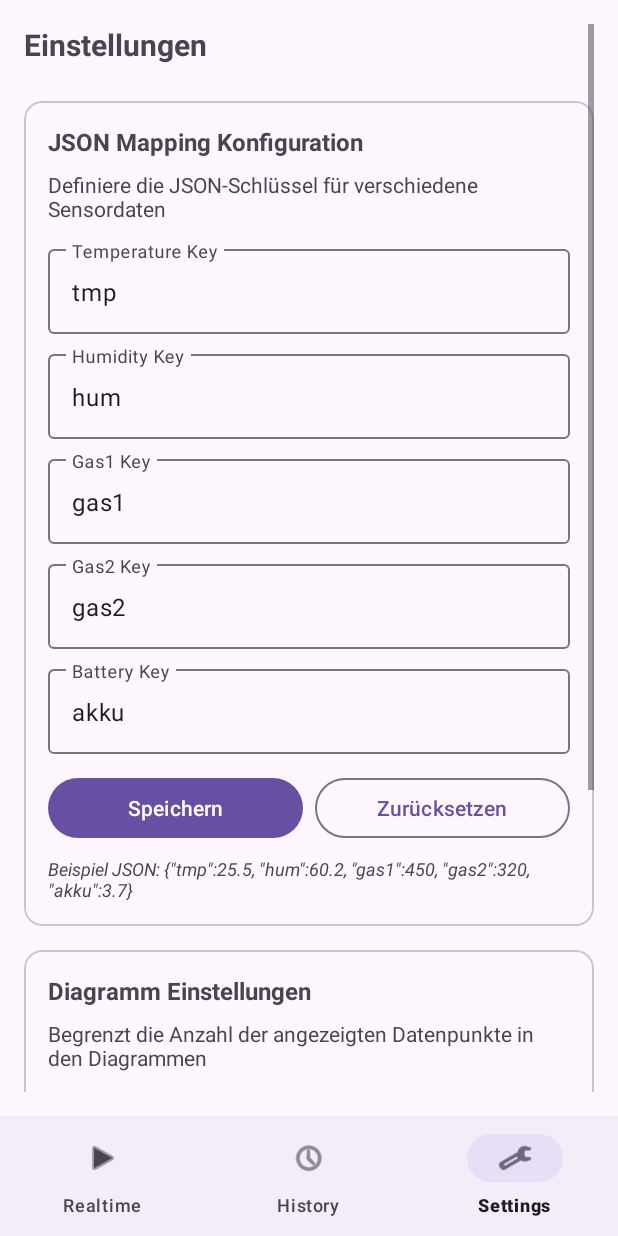
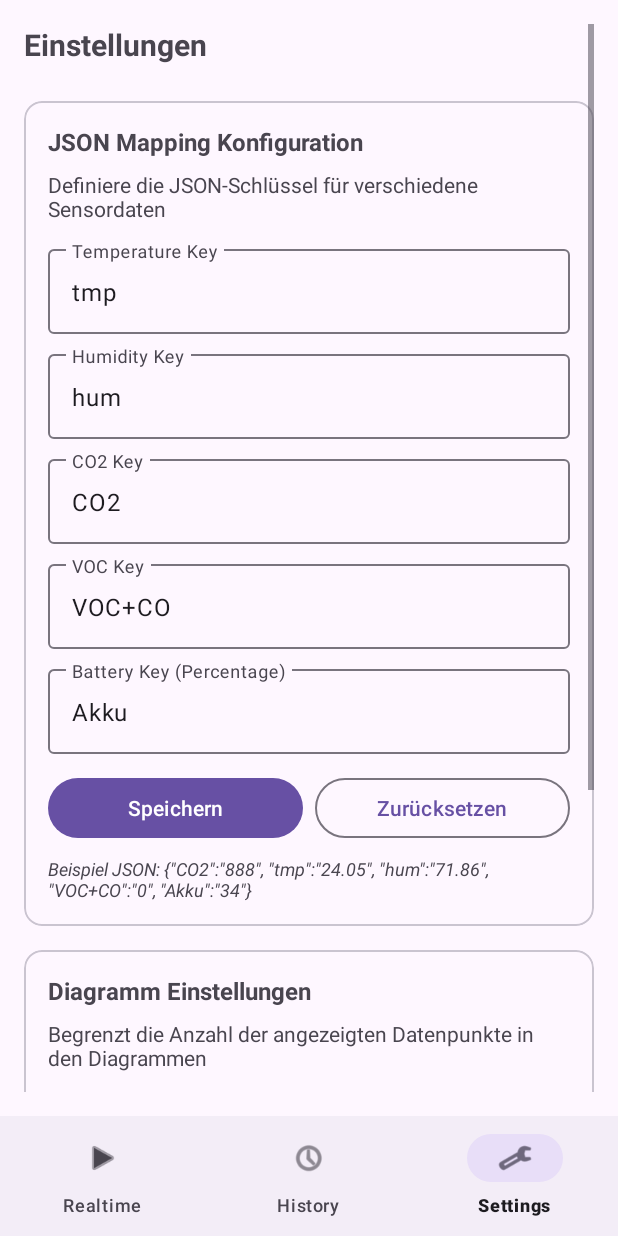
Before and after one commit to callmewire/AirScout32, an Android app: the screen it shows after launch (MainActivity), item 3 of the bottom bar chosen, on a phone screen of 412 x 824 dp. Run offline under Robolectric (Android 15) with nearby library versions, the phone set to English and light mode, and no system bars; our stand-ins replace Room's generated code; libraries missing offline, so code that uses them is left out: com.github.mikephil.charting; 36 statements that could not run were skipped.

Commit message:
added better battery user experience and changed input json

```diff
--- a/app/src/main/AndroidManifest.xml
+++ b/app/src/main/AndroidManifest.xml
@@ -9,6 +9,8 @@
     <uses-permission android:name="android.permission.ACCESS_COARSE_LOCATION" />
     <uses-permission android:name="android.permission.WRITE_EXTERNAL_STORAGE" />
     <uses-permission android:name="android.permission.READ_EXTERNAL_STORAGE" />
+    <uses-permission android:name="android.permission.POST_NOTIFICATIONS" />
+    <uses-permission android:name="android.permission.VIBRATE" />
 
     <uses-feature
         android:name="android.hardware.bluetooth"
--- a/app/src/main/java/com/airscout/airscout32/data/AirSensorData.kt
+++ b/app/src/main/java/com/airscout/airscout32/data/AirSensorData.kt
@@ -24,7 +24,7 @@ data class AirSensorData(
 
     companion object {
         fun csvHeader(): String {
-            return "Timestamp,Temperature,Humidity,Gas1,Gas2,Battery"
+            return "Timestamp,Temperature,Humidity,CO2,VOC,Battery"
         }
     }
 }
--- a/app/src/main/java/com/airscout/airscout32/fragments/RealtimeFragment.kt
+++ b/app/src/main/java/com/airscout/airscout32/fragments/RealtimeFragment.kt
@@ -1,9 +1,13 @@
 package com.airscout.airscout32.fragments
 
 import android.Manifest
+import android.app.NotificationChannel
+import android.app.NotificationManager
 import android.bluetooth.BluetoothDevice
+import android.content.Context
 import android.content.pm.PackageManager
 import android.graphics.Color
+import android.os.Build
 import android.os.Bundle
 import android.util.Log
 import android.view.LayoutInflater
@@ -11,9 +15,12 @@ import android.view.View
 import android.view.ViewGroup
 import android.widget.Toast
 import androidx.core.app.ActivityCompat
+import androidx.core.app.NotificationCompat
+import androidx.core.app.NotificationManagerCompat
 import androidx.fragment.app.Fragment
 import androidx.lifecycle.ViewModelProvider
 import androidx.lifecycle.lifecycleScope
+import com.airscout.airscout32.R
 import com.airscout.airscout32.databinding.FragmentRealtimeBinding
 import com.airscout.airscout32.viewmodel.AirDataViewModel
 import com.github.mikephil.charting.components.XAxis
@@ -33,9 +40,15 @@ class RealtimeFragment : Fragment() {
     private lateinit var viewModel: AirDataViewModel
     private val temperatureEntries = mutableListOf<Entry>()
     private val humidityEntries = mutableListOf<Entry>()
-    private val gas1Entries = mutableListOf<Entry>()
-    private val batteryEntries = mutableListOf<Entry>()
+    private val co2Entries = mutableListOf<Entry>()
+    private val vocEntries = mutableListOf<Entry>()
     private var sessionStartTime: Long = 0
+
+    // Battery notification
+    private var lastBatteryLevel = 100f
+    private var lowBatteryNotificationShown = false
+    private val CHANNEL_ID = "battery_alerts"
+    private val NOTIFICATION_ID = 1001
 
     override fun onCreateView(inflater: LayoutInflater, container: ViewGroup?, savedInstanceState: Bundle?): View {
         _binding = FragmentRealtimeBinding.inflate(inflater, container, false)
@@ -47,6 +60,7 @@ class RealtimeFragment : Fragment() {
 
         viewModel = ViewModelProvider(requireActivity())[AirDataViewModel::class.java]
 
+        createNotificationChannel()
         setupCharts()
         setupBluetoothButton()
         setupActionButtons()
@@ -80,8 +94,8 @@ class RealtimeFragment : Fragment() {
             legend.textColor = Color.WHITE
         }
 
-        // Gas1 Chart
-        binding.gas1Chart.apply {
+        // Gas1 Chart (CO2)
+        binding.co2Chart.apply {
             description.isEnabled = false
             setTouchEnabled(true)
             setDragEnabled(true)
@@ -93,8 +107,8 @@ class RealtimeFragment : Fragment() {
             legend.textColor = Color.WHITE
         }
 
-        // Battery Chart
-        binding.batteryChart.apply {
+        // VOC Chart
+        binding.vocChart.apply {
             description.isEnabled = false
             setTouchEnabled(true)
             setDragEnabled(true)
@@ -269,27 +283,32 @@ class RealtimeFragment : Fragment() {
     private fun updateCurrentValues(data: com.airscout.airscout32.data.AirSensorData) {
         binding.currentTemperature.text = "${String.format("%.1f", data.temperature)}°C"
         binding.currentHumidity.text = "${String.format("%.1f", data.humidity)}%"
-        binding.currentGas1.text = String.format("%.0f", data.gas1)
-        binding.currentBattery.text = "${String.format("%.2f", data.battery)}V"
+        binding.currentGas1.text = "${String.format("%.0f", data.gas1)} ppm"
+        binding.currentGas2.text = "${String.format("%.0f", data.gas2)} ppm"
+
+        // Update battery indicator and check for low battery
+        val batteryLevel = data.battery.toFloat()
+        binding.batteryIndicator.setBatteryLevel(batteryLevel)
+        checkBatteryLevel(batteryLevel)
     }
 
     private fun updateCharts(dataList: List<com.airscout.airscout32.data.AirSensorData>) {
         temperatureEntries.clear()
         humidityEntries.clear()
-        gas1Entries.clear()
-        batteryEntries.clear()
+        co2Entries.clear()
+        vocEntries.clear()
 
         dataList.forEachIndexed { index, data ->
             temperatureEntries.add(Entry(index.toFloat(), data.temperature.toFloat()))
             humidityEntries.add(Entry(index.toFloat(), data.humidity.toFloat()))
-            gas1Entries.add(Entry(index.toFloat(), data.gas1.toFloat()))
-            batteryEntries.add(Entry(index.toFloat(), data.battery.toFloat()))
+            co2Entries.add(Entry(index.toFloat(), data.gas1.toFloat()))
+            vocEntries.add(Entry(index.toFloat(), data.gas2.toFloat()))
         }
 
-        updateChart(binding.temperatureChart, temperatureEntries, "Temperature", Color.RED)
-        updateChart(binding.humidityChart, humidityEntries, "Humidity", Color.BLUE)
-        updateChart(binding.gas1Chart, gas1Entries, "Gas1", Color.GREEN)
-        updateChart(binding.batteryChart, batteryEntries, "Battery", Color.MAGENTA)
+        updateChart(binding.temperatureChart, temperatureEntries, "Temperature (°C)", Color.RED)
+        updateChart(binding.humidityChart, humidityEntries, "Humidity (%)", Color.BLUE)
+        updateChart(binding.co2Chart, co2Entries, "CO2 (ppm)", Color.GREEN)
+        updateChart(binding.vocChart, vocEntries, "VOC (ppm)", Color.YELLOW)
     }
 
     private fun updateChart(chart: com.github.mikephil.charting.charts.LineChart, entries: List<Entry>, label: String, color: Int) {
@@ -307,6 +326,92 @@ class RealtimeFragment : Fragment() {
         chart.invalidate()
     }
 
+    private fun createNotificationChannel() {
+        if (Build.VERSION.SDK_INT >= Build.VERSION_CODES.O) {
+            val name = "Battery Alerts"
+            val descriptionText = "Notifications for low battery levels on measurement device"
+            val importance = NotificationManager.IMPORTANCE_HIGH
+            val channel = NotificationChannel(CHANNEL_ID, name, importance).apply {
+                description = descriptionText
+                enableVibration(true)
+                enableLights(true)
+                lightColor = Color.RED
+                setSound(null, null) // Use default notification sound
+                setShowBadge(true)
+                lockscreenVisibility = NotificationCompat.VISIBILITY_PUBLIC
+            }
+
+            val notificationManager: NotificationManager =
+                requireContext().getSystemService(Context.NOTIFICATION_SERVICE) as NotificationManager
+            notificationManager.createNotificationChannel(channel)
+        }
+    }
+
+    private fun checkBatteryLevel(currentLevel: Float) {
+        // Check if battery dropped to 20% or below
+        if (currentLevel <= 20f && lastBatteryLevel > 20f && !lowBatteryNotificationShown) {
+            Log.w("RealtimeFragment", "Battery level critical: ${currentLevel}% (was ${lastBatteryLevel}%)")
+            showLowBatteryAlert(currentLevel)
+            showLowBatteryNotification(currentLevel)
+            lowBatteryNotificationShown = true
+        }
+
+        // Reset notification flag if battery goes above 25% (hysteresis)
+        if (currentLevel > 25f && lowBatteryNotificationShown) {
+            Log.i("RealtimeFragment", "Battery level recovered: ${currentLevel}% - notifications re-enabled")
+            lowBatteryNotificationShown = false
+        }
+
+        lastBatteryLevel = currentLevel
+    }
+
+    private fun showLowBatteryAlert(batteryLevel: Float) {
+        androidx.appcompat.app.AlertDialog.Builder(requireContext())
+            .setTitle("⚠️ Low Battery Warning")
+            .setMessage("Warning! The measurement device battery has dropped to ${batteryLevel.toInt()}%.\n\nPlease charge the device soon to avoid data loss.")
+            .setPositiveButton("OK") { dialog, _ ->
+                dialog.dismiss()
+            }
+            .setNegativeButton("Disable Notifications") { dialog, _ ->
+                lowBatteryNotificationShown = true // Disable further notifications for this session
+                dialog.dismiss()
+            }
+            .setCancelable(true)
+            .show()
+    }
+
+    private fun showLowBatteryNotification(batteryLevel: Float) {
+        try {
+            val builder = NotificationCompat.Builder(requireContext(), CHANNEL_ID)
+                .setSmallIcon(android.R.drawable.stat_notify_error) // Default Android warning icon
+                .setContentTitle("AirScout32 - Low Battery Alert")
+                .setContentText("Device Battery: ${batteryLevel.toInt()}% - Please charge!")
+                .setStyle(NotificationCompat.BigTextStyle()
+                    .bigText("Measurement device battery is critically low at ${batteryLevel.toInt()}%. Please charge the device to avoid interruption of data collection."))
+                .setPriority(NotificationCompat.PRIORITY_HIGH)
+                .setDefaults(NotificationCompat.DEFAULT_ALL) // Sound, vibration, lights
+                .setAutoCancel(true)
+                .setVibrate(longArrayOf(0, 500, 250, 500)) // Custom vibration pattern
+                .setCategory(NotificationCompat.CATEGORY_ALARM)
+                .setVisibility(NotificationCompat.VISIBILITY_PUBLIC) // Show on lock screen
+                .setOngoing(false) // Allow dismissal
+                .setTimeoutAfter(30000) // Auto-dismiss after 30 seconds if not interacted with
+
+            if (ActivityCompat.checkSelfPermission(
+                    requireContext(),
+                    Manifest.permission.POST_NOTIFICATIONS
+                ) == PackageManager.PERMISSION_GRANTED
+            ) {
+                NotificationManagerCompat.from(requireContext()).notify(NOTIFICATION_ID, builder.build())
+                Log.d("RealtimeFragment", "Low battery notification sent: ${batteryLevel.toInt()}%")
+            } else {
+                Log.w("RealtimeFragment", "Notification permission not granted")
+            }
+        } catch (e: Exception) {
+            Log.e("RealtimeFragment", "Error showing notification", e)
+        }
+    }
+
     override fun onDestroyView() {
         super.onDestroyView()
         _binding = null
--- a/app/src/main/java/com/airscout/airscout32/fragments/SettingsFragment.kt
+++ b/app/src/main/java/com/airscout/airscout32/fragments/SettingsFragment.kt
@@ -45,8 +45,8 @@ class SettingsFragment : Fragment() {
         val mapping = jsonMappingConfig.loadMapping()
         binding.etTempKey.setText(mapping.temperatureKey)
         binding.etHumidityKey.setText(mapping.humidityKey)
-        binding.etGas1Key.setText(mapping.gas1Key)
-        binding.etGas2Key.setText(mapping.gas2Key)
+        binding.etGas1Key.setText(mapping.co2Key)
+        binding.etGas2Key.setText(mapping.vocKey)
         binding.etBatteryKey.setText(mapping.batteryKey)
     }
 
@@ -85,14 +85,14 @@ class SettingsFragment : Fragment() {
         val mapping = JsonKeyMapping(
             temperatureKey = binding.etTempKey.text.toString().trim(),
             humidityKey = binding.etHumidityKey.text.toString().trim(),
-            gas1Key = binding.etGas1Key.text.toString().trim(),
-            gas2Key = binding.etGas2Key.text.toString().trim(),
+            co2Key = binding.etGas1Key.text.toString().trim(),
+            vocKey = binding.etGas2Key.text.toString().trim(),
             batteryKey = binding.etBatteryKey.text.toString().trim()
         )
 
         // Validate that no field is empty
         if (mapping.temperatureKey.isEmpty() || mapping.humidityKey.isEmpty() ||
-            mapping.gas1Key.isEmpty() || mapping.gas2Key.isEmpty() ||
+            mapping.co2Key.isEmpty() || mapping.vocKey.isEmpty() ||
             mapping.batteryKey.isEmpty()) {
             Toast.makeText(requireContext(), "Alle Felder müssen ausgefüllt sein", Toast.LENGTH_SHORT).show()
             return
--- a/app/src/main/java/com/airscout/airscout32/utils/JsonMappingConfig.kt
+++ b/app/src/main/java/com/airscout/airscout32/utils/JsonMappingConfig.kt
@@ -9,9 +9,9 @@ import com.google.gson.JsonParser
 data class JsonKeyMapping(
     val temperatureKey: String = "tmp",
     val humidityKey: String = "hum",
-    val gas1Key: String = "gas1",
-    val gas2Key: String = "gas2",
-    val batteryKey: String = "akku"
+    val co2Key: String = "CO2",
+    val vocKey: String = "VOC+CO",
+    val batteryKey: String = "Akku"
 )
 
 class JsonMappingConfig(private val context: Context) {
@@ -22,8 +22,8 @@ class JsonMappingConfig(private val context: Context) {
         prefs.edit().apply {
             putString("temp_key", mapping.temperatureKey)
             putString("humidity_key", mapping.humidityKey)
-            putString("gas1_key", mapping.gas1Key)
-            putString("gas2_key", mapping.gas2Key)
+            putString("co2_key", mapping.co2Key)
+            putString("voc_key", mapping.vocKey)
             putString("battery_key", mapping.batteryKey)
             apply()
         }
@@ -33,9 +33,9 @@ class JsonMappingConfig(private val context: Context) {
         return JsonKeyMapping(
             temperatureKey = prefs.getString("temp_key", "tmp") ?: "tmp",
             humidityKey = prefs.getString("humidity_key", "hum") ?: "hum",
-            gas1Key = prefs.getString("gas1_key", "gas1") ?: "gas1",
-            gas2Key = prefs.getString("gas2_key", "gas2") ?: "gas2",
-            batteryKey = prefs.getString("battery_key", "akku") ?: "akku"
+            co2Key = prefs.getString("co2_key", "CO2") ?: "CO2",
+            vocKey = prefs.getString("voc_key", "VOC+CO") ?: "VOC+CO",
+            batteryKey = prefs.getString("battery_key", "Akku") ?: "Akku"
         )
     }
 
@@ -46,15 +46,15 @@ class JsonMappingConfig(private val context: Context) {
 
             val temperature = getDoubleValue(jsonObject, mapping.temperatureKey)
             val humidity = getDoubleValue(jsonObject, mapping.humidityKey)
-            val gas1 = getDoubleValue(jsonObject, mapping.gas1Key)
-            val gas2 = getDoubleValue(jsonObject, mapping.gas2Key)
+            val co2 = getDoubleValue(jsonObject, mapping.co2Key)
+            val voc = getDoubleValue(jsonObject, mapping.vocKey)
             val battery = getDoubleValue(jsonObject, mapping.batteryKey)
 
             AirSensorData(
                 temperature = temperature,
                 humidity = humidity,
-                gas1 = gas1,
-                gas2 = gas2,
+                gas1 = co2,
+                gas2 = voc,
                 battery = battery
             )
         } catch (e: Exception) {
--- /dev/null
+++ b/app/src/main/java/com/airscout/airscout32/views/BatteryIndicatorView.kt
@@ -0,0 +1,122 @@
+package com.airscout.airscout32.views
+
+import android.content.Context
+import android.graphics.*
+import android.util.AttributeSet
+import android.view.View
+import androidx.core.content.ContextCompat
+import com.airscout.airscout32.R
+
+class BatteryIndicatorView @JvmOverloads constructor(
+    context: Context,
+    attrs: AttributeSet? = null,
+    defStyleAttr: Int = 0
+) : View(context, attrs, defStyleAttr) {
+
+    private var batteryLevel: Float = 0f // 0-100
+    private val paint = Paint(Paint.ANTI_ALIAS_FLAG)
+    private val textPaint = Paint(Paint.ANTI_ALIAS_FLAG)
+
+    private val batteryRect = RectF()
+    private val fillRect = RectF()
+    private val tipRect = RectF()
+
+    init {
+        textPaint.apply {
+            textAlign = Paint.Align.CENTER
+            textSize = 16f
+            typeface = Typeface.DEFAULT_BOLD
+            color = Color.WHITE
+        }
+    }
+
+    fun setBatteryLevel(level: Float) {
+        batteryLevel = level.coerceIn(0f, 100f)
+        invalidate()
+    }
+
+    override fun onDraw(canvas: Canvas) {
+        super.onDraw(canvas)
+
+        val width = width.toFloat()
+        val height = height.toFloat()
+
+        // Kompakte Battery-Icon Dimensionen
+        val batteryWidth = width * 0.65f
+        val batteryHeight = height * 0.5f
+        val tipWidth = width * 0.1f
+        val tipHeight = height * 0.25f
+
+        val startX = (width - batteryWidth - tipWidth) / 2
+        val startY = (height - batteryHeight) / 2
+
+        // Battery outline
+        batteryRect.set(startX, startY, startX + batteryWidth, startY + batteryHeight)
+
+        // Battery tip
+        tipRect.set(
+            startX + batteryWidth,
+            startY + (batteryHeight - tipHeight) / 2,
+            startX + batteryWidth + tipWidth,
+            startY + (batteryHeight + tipHeight) / 2
+        )
+
+        // Draw battery outline
+        paint.apply {
+            style = Paint.Style.STROKE
+            strokeWidth = 2.5f
+            color = Color.WHITE
+        }
+        canvas.drawRect(batteryRect, paint)
+        canvas.drawRect(tipRect, paint)
+
+        // Draw battery fill
+        val fillWidth = (batteryWidth - 4f) * (batteryLevel / 100f)
+        fillRect.set(
+            startX + 2f,
+            startY + 2f,
+            startX + 2f + fillWidth,
+            startY + batteryHeight - 2f
+        )
+
+        paint.apply {
+            style = Paint.Style.FILL
+            color = when {
+                batteryLevel >= 20f -> Color.GREEN
+                else -> Color.RED
+            }
+        }
+        canvas.drawRect(fillRect, paint)
+
+        // Draw percentage text inside battery if there's space
+        if (batteryWidth > 20f) {
+            val percentText = "${batteryLevel.toInt()}%"
+            val textY = startY + batteryHeight / 2 + textPaint.textSize / 3
+            canvas.drawText(percentText, startX + batteryWidth / 2, textY, textPaint)
+        }
+    }
+
+    override fun onMeasure(widthMeasureSpec: Int, heightMeasureSpec: Int) {
+        val desiredWidth = 70
+        val desiredHeight = 32
+
+        val widthMode = MeasureSpec.getMode(widthMeasureSpec)
+        val widthSize = MeasureSpec.getSize(widthMeasureSpec)
+        val heightMode = MeasureSpec.getMode(heightMeasureSpec)
+        val heightSize = MeasureSpec.getSize(heightMeasureSpec)
+
+        val width = when (widthMode) {
+            MeasureSpec.EXACTLY -> widthSize
+            MeasureSpec.AT_MOST -> minOf(desiredWidth, widthSize)
+            else -> desiredWidth
+        }
+
+        val height = when (heightMode) {
+            MeasureSpec.EXACTLY -> heightSize
+            MeasureSpec.AT_MOST -> minOf(desiredHeight, heightSize)
+            else -> desiredHeight
+        }
+
+        setMeasuredDimension(width, height)
+    }
+}
--- a/app/src/main/res/layout/fragment_settings.xml
+++ b/app/src/main/res/layout/fragment_settings.xml
@@ -73,40 +73,40 @@
                 <com.google.android.material.textfield.TextInputLayout
                     android:layout_width="match_parent"
                     android:layout_height="wrap_content"
-                    android:hint="Gas1 Key"
+                    android:hint="CO2 Key"
                     android:layout_marginBottom="8dp">
 
                     <com.google.android.material.textfield.TextInputEditText
                         android:id="@+id/et_gas1_key"
                         android:layout_width="match_parent"
                         android:layout_height="wrap_content"
-                        android:text="gas1"/>
+                        android:text="CO2"/>
                 </com.google.android.material.textfield.TextInputLayout>
 
                 <com.google.android.material.textfield.TextInputLayout
                     android:layout_width="match_parent"
                     android:layout_height="wrap_content"
-                    android:hint="Gas2 Key"
+                    android:hint="VOC Key"
                     android:layout_marginBottom="8dp">
 
                     <com.google.android.material.textfield.TextInputEditText
                         android:id="@+id/et_gas2_key"
                         android:layout_width="match_parent"
                         android:layout_height="wrap_content"
-                        android:text="gas2"/>
+                        android:text="VOC+CO"/>
                 </com.google.android.material.textfield.TextInputLayout>
 
                 <com.google.android.material.textfield.TextInputLayout
                     android:layout_width="match_parent"
                     android:layout_height="wrap_content"
-                    android:hint="Battery Key"
+                    android:hint="Battery Key (Percentage)"
                     android:layout_marginBottom="12dp">
 
                     <com.google.android.material.textfield.TextInputEditText
                         android:id="@+id/et_battery_key"
                         android:layout_width="match_parent"
                         android:layout_height="wrap_content"
-                        android:text="akku"/>
+                        android:text="Akku"/>
                 </com.google.android.material.textfield.TextInputLayout>
 
                 <LinearLayout
@@ -134,7 +134,7 @@
                 <TextView
                     android:layout_width="wrap_content"
                     android:layout_height="wrap_content"
-                    android:text="Beispiel JSON: {&quot;tmp&quot;:25.5, &quot;hum&quot;:60.2, &quot;gas1&quot;:450, &quot;gas2&quot;:320, &quot;akku&quot;:3.7}"
+                    android:text="Beispiel JSON: {&quot;CO2&quot;:&quot;888&quot;, &quot;tmp&quot;:&quot;24.05&quot;, &quot;hum&quot;:&quot;71.86&quot;, &quot;VOC+CO&quot;:&quot;0&quot;, &quot;Akku&quot;:&quot;34&quot;}"
                     android:textSize="12sp"
                     android:textStyle="italic"
                     android:layout_marginTop="8dp"/>
```
Also changed, not shown: app/src/main/res/layout/fragment_realtime.xml (+27 -13 lines).
